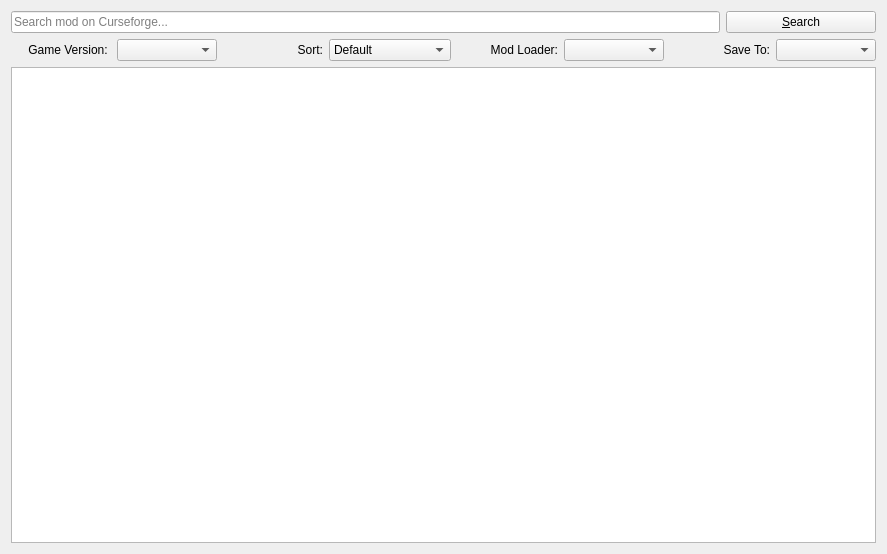
kaniol-lck/modmanager, file src/ui/curseforgemodbrowser.ui: the form before one commit.
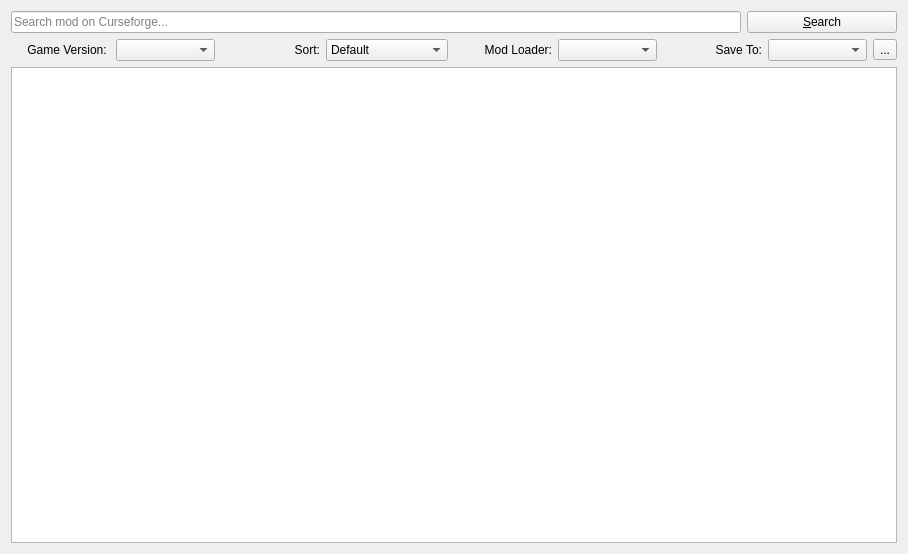
The form after the commit. Icons and pictures are not drawn.

Commit message: add open folder button.

Diff of the .ui file:
```diff
--- a/src/ui/curseforgemodbrowser.ui
+++ b/src/ui/curseforgemodbrowser.ui
@@ -6,7 +6,7 @@
    <rect>
     <x>0</x>
     <y>0</y>
-    <width>887</width>
+    <width>908</width>
     <height>554</height>
    </rect>
   </property>
@@ -141,6 +141,16 @@
      <item>
       <widget class="QComboBox" name="downloadPathSelect"/>
      </item>
+     <item>
+      <widget class="QToolButton" name="openFolderButton">
+       <property name="text">
+        <string>...</string>
+       </property>
+       <property name="icon">
+        <iconset theme="folder"/>
+       </property>
+      </widget>
+     </item>
     </layout>
    </item>
    <item row="2" column="0">
```
The commit also changes 12 other files.
